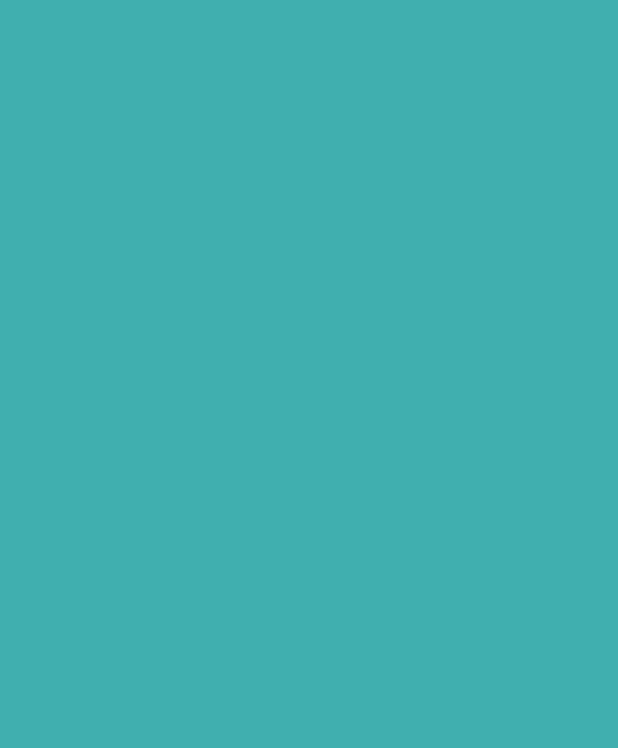
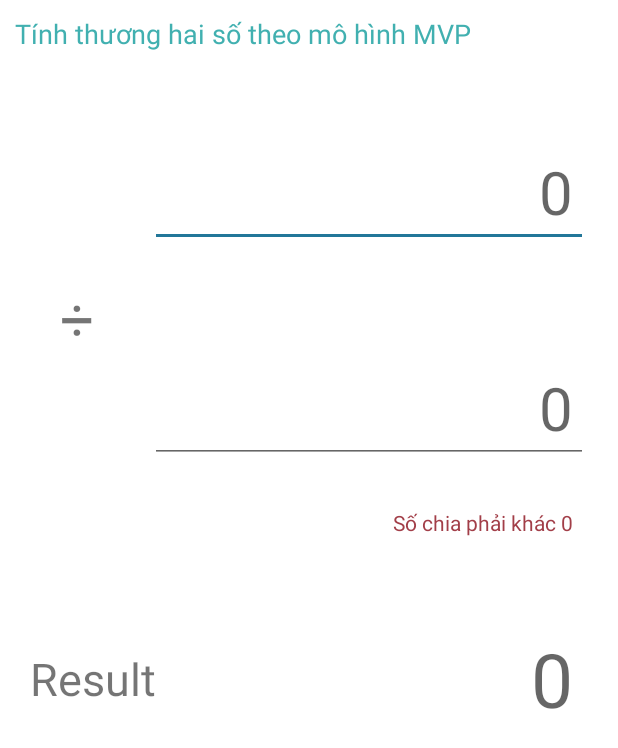
Before and after one commit to trhieunghia/DivisionNmbers_mvc_mvp_mvvm, an Android app: the MvpActivity screen opened directly, with no data from a screen before it, on a phone screen of 412 x 824 dp. Before the commit the part shown is empty. Shown: the top 748 px of the screen. Run offline under Robolectric (Android 15) with nearby library versions, the phone set to English and light mode, and no system bars.

Commit message:
chuyen tu phep tinh tong sang phep tinh thuong hai so

```diff
--- a/app/src/main/AndroidManifest.xml
+++ b/app/src/main/AndroidManifest.xml
@@ -16,7 +16,7 @@
             android:name=".mvc.MvcActivity"
             android:exported="false" />
         <activity
-            android:name=".MvpActivity"
+            android:name=".mvp.MvpActivity"
             android:exported="false" />
         <activity
             android:name=".MainActivity"
--- a/app/src/main/java/com/example/sumtwonumbers_mvc_mvp_mvvm/MainActivity.kt
+++ b/app/src/main/java/com/example/sumtwonumbers_mvc_mvp_mvvm/MainActivity.kt
@@ -5,6 +5,7 @@ import android.os.Bundle
 import androidx.appcompat.app.AppCompatActivity
 import com.example.sumtwonumbers_mvc_mvp_mvvm.databinding.ActivityMainBinding
 import com.example.sumtwonumbers_mvc_mvp_mvvm.mvc.MvcActivity
+import com.example.sumtwonumbers_mvc_mvp_mvvm.mvp.MvpActivity
 
 class MainActivity : AppCompatActivity() {
 
--- a/app/src/main/java/com/example/sumtwonumbers_mvc_mvp_mvvm/MvpActivity.kt
+++ b/app/src/main/java/com/example/sumtwonumbers_mvc_mvp_mvvm/mvp/MvpActivity.kt
@@ -1,7 +1,8 @@
-package com.example.sumtwonumbers_mvc_mvp_mvvm
+package com.example.sumtwonumbers_mvc_mvp_mvvm.mvp
 
 import android.os.Bundle
 import androidx.appcompat.app.AppCompatActivity
+import com.example.sumtwonumbers_mvc_mvp_mvvm.R
 
 class MvpActivity : AppCompatActivity() {
     override fun onCreate(savedInstanceState: Bundle?) {
--- /dev/null
+++ b/app/src/main/java/com/example/sumtwonumbers_mvc_mvp_mvvm/mvp/MvpDivisionModel.kt
@@ -0,0 +1,5 @@
+package com.example.sumtwonumbers_mvc_mvp_mvvm.mvp
+
+class MvpDivisionModel(a: Float = 0F, b: Float = 1F) {
+
+}
--- a/app/src/main/res/layout/activity_mvp.xml
+++ b/app/src/main/res/layout/activity_mvp.xml
@@ -1,9 +1,87 @@
 <?xml version="1.0" encoding="utf-8"?>
 <androidx.constraintlayout.widget.ConstraintLayout xmlns:android="http://schemas.android.com/apk/res/android"
+    xmlns:app="http://schemas.android.com/apk/res-auto"
     xmlns:tools="http://schemas.android.com/tools"
     android:layout_width="match_parent"
     android:layout_height="match_parent"
-    android:background="@color/mvp_Blue"
-    tools:context=".MvpActivity">
+    tools:context=".mvc.MvcActivity">
+
+    <TextView
+        android:id="@+id/mvcTitle"
+        style="@style/DetailPattern"
+        android:layout_width="match_parent"
+        android:layout_height="wrap_content"
+        android:text="@string/mvp_title"
+        android:textColor="@color/mvp_Blue"
+        app:layout_constraintTop_toTopOf="parent" />
+
+    <EditText
+        android:id="@+id/numA"
+        style="@style/DetailPattern.content"
+        android:layout_width="match_parent"
+        android:layout_height="70dp"
+        android:layout_marginStart="100dp"
+        android:layout_marginTop="50dp"
+        android:layout_marginEnd="20dp"
+        android:autofillHints="@null"
+        android:hint="@string/zero"
+        android:imeOptions="actionNext"
+        app:layout_constraintTop_toBottomOf="@+id/mvcTitle" />
+
+    <TextView
+        android:id="@+id/divMark"
+        android:layout_width="match_parent"
+        android:layout_height="wrap_content"
+        android:layout_marginStart="40dp"
+        android:layout_marginTop="20dp"
+        android:text="@string/div"
+        android:textSize="40sp"
+        app:layout_constraintTop_toBottomOf="@id/numA" />
+
+    <EditText
+        android:id="@+id/numB"
+        style="@style/DetailPattern.content"
+        android:layout_width="match_parent"
+        android:layout_height="70dp"
+        android:layout_marginStart="100dp"
+        android:layout_marginEnd="20dp"
+        android:autofillHints="@null"
+        android:hint="@string/zero"
+        android:imeOptions="actionDone"
+        app:layout_constraintTop_toBottomOf="@+id/divMark" />
+
+    <TextView
+        android:id="@+id/message"
+        android:layout_width="match_parent"
+        android:layout_height="wrap_content"
+        android:layout_margin="30dp"
+        android:text="@string/difference_0"
+        android:textAlignment="textEnd"
+        android:textColor="@color/red_smoky_topaz"
+        app:layout_constraintTop_toBottomOf="@id/numB" />
+
+    <TextView
+        android:id="@+id/equals"
+        android:layout_width="wrap_content"
+        android:layout_height="wrap_content"
+        android:layout_marginStart="20dp"
+        android:text="@string/result"
+        android:textSize="30sp"
+        app:layout_constraintBottom_toBottomOf="@id/result"
+        app:layout_constraintStart_toStartOf="parent"
+        app:layout_constraintTop_toTopOf="@+id/result" />
+
+    <TextView
+        android:id="@+id/result"
+        style="@style/DetailPattern.content"
+        android:layout_width="0dp"
+        android:layout_height="wrap_content"
+        android:layout_marginTop="100dp"
+        android:layout_marginEnd="20dp"
+        android:hint="@string/zero"
+        android:textSize="50sp"
+        app:layout_constraintEnd_toEndOf="parent"
+        app:layout_constraintStart_toEndOf="@id/equals"
+        app:layout_constraintTop_toBottomOf="@id/numB" />
 
 </androidx.constraintlayout.widget.ConstraintLayout>
--- a/app/src/main/res/values/colors.xml
+++ b/app/src/main/res/values/colors.xml
@@ -12,4 +12,6 @@
     <color name="mvp_Blue">#E3AA</color>
     <color name="mvvm_yellow">#E5D55C</color>
     <color name="blue_gray">#37474F</color>
+    <color name="red_smoky_topaz">#A23E48</color>
+
 </resources>
--- a/app/src/main/res/values/strings.xml
+++ b/app/src/main/res/values/strings.xml
@@ -3,9 +3,13 @@
     <string name="mvc">MVC</string>
     <string name="mvp">MVP</string>
     <string name="mvvm">MVVM</string>
-    <string name="title_mvc">Tính tổng hai số theo mô hình MVC</string>
+    <string name="title_mvc">Tính thương hai số theo mô hình MVC</string>
     <string name="zero">0</string>
     <string name="add">+</string>
     <string name="equals">=</string>
     <string name="result">Result</string>
+    <string name="mvp_title">Tính thương hai số theo mô hình MVP</string>
+    <string name="div">÷</string>
+    <string name="difference_0">Số chia phải khác 0</string>
+    <string name="one_value">1</string>
 </resources>
--- a/app/src/main/res/values/values.xml
+++ b/app/src/main/res/values/values.xml
@@ -21,7 +21,7 @@
     <style name="DetailPattern.content">
         <item name="android:textSize">40sp</item>
         <item name="android:textAlignment">textEnd</item>
-        <item name="android:inputType">number</item>
+        <item name="android:inputType">numberDecimal</item>
         <item name="android:textColor">@color/blue_gray</item>
     </style>
 
```
Also changed, not shown: app/src/main/java/com/example/sumtwonumbers_mvc_mvp_mvvm/mvc/MvcActivity.kt (+21 -8 lines), app/src/main/java/com/example/sumtwonumbers_mvc_mvp_mvvm/mvc/MvcDivisionModel.kt (added, +8 -0 lines), app/src/main/java/com/example/sumtwonumbers_mvc_mvp_mvvm/mvc/MvcSumModel.kt (deleted, +0 -12 lines), app/src/main/res/layout/activity_mvc.xml (+17 -6 lines).
